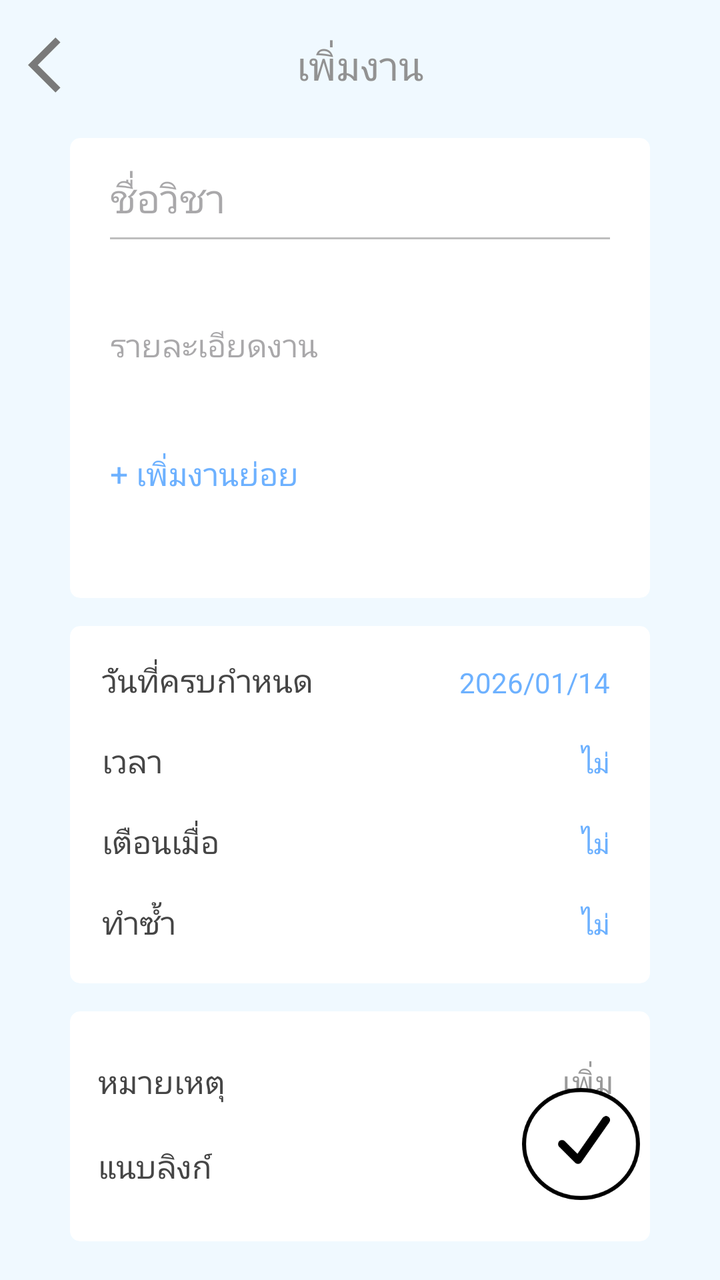
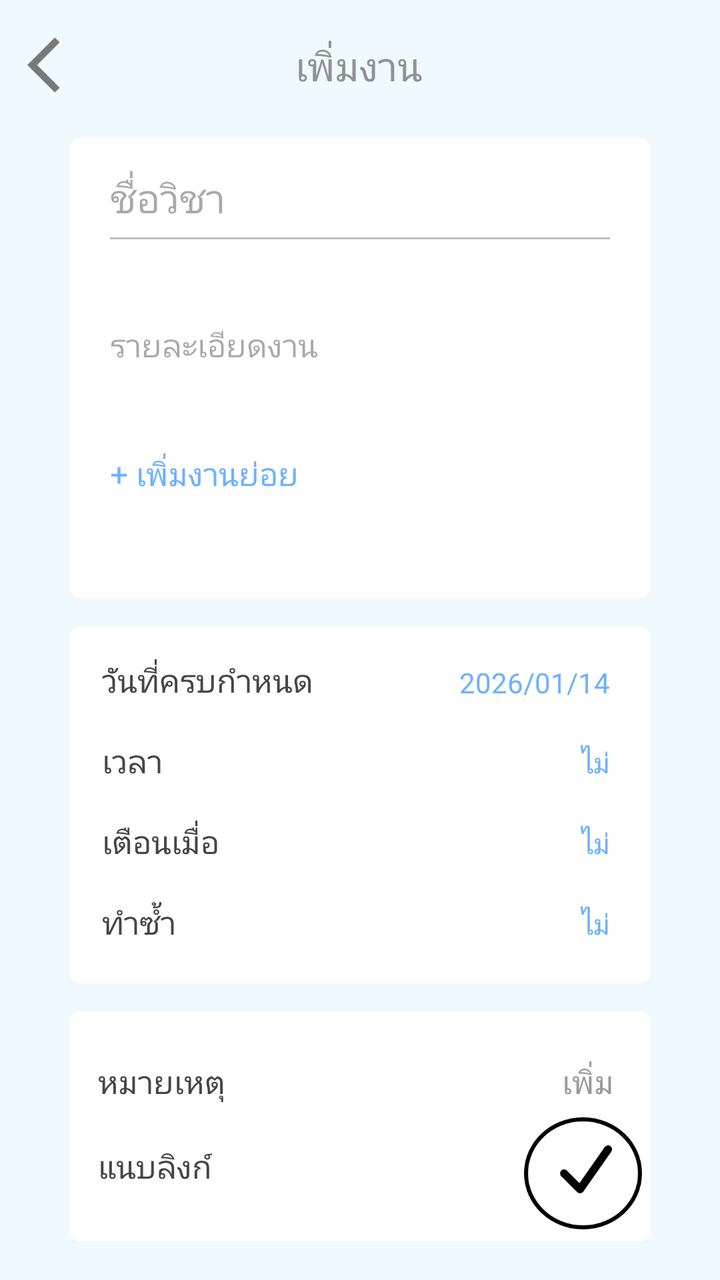

Two renders of the same Android screen: before a commit and after it. Below are the layout's source before the change and the commit's diff.
<!-- AndroidManifest.xml: application theme Theme.Project -->
<!-- res/layout/activity_add_task.xml -->
<?xml version="1.0" encoding="utf-8"?>
<androidx.constraintlayout.widget.ConstraintLayout
        xmlns:android="http://schemas.android.com/apk/res/android"
        xmlns:app="http://schemas.android.com/apk/res-auto"
        android:id="@+id/main"
        android:layout_width="match_parent"
        android:layout_height="match_parent"
        android:background="#F0F9FF">

    
    <ImageView
            android:id="@+id/btnBack"
            android:layout_width="33dp"
            android:layout_height="33dp"
            android:layout_marginStart="14dp"
            android:layout_marginTop="16dp"
            android:src="@drawable/arrow_back_ios_24"
            app:layout_constraintStart_toStartOf="parent"
            app:layout_constraintTop_toTopOf="parent"/>

    
    <TextView
            android:id="@+id/title"
            android:layout_width="wrap_content"
            android:layout_height="wrap_content"
            android:text="เพิ่มงาน"
            android:textSize="20sp"
            android:textColor="#929292"
            app:layout_constraintTop_toTopOf="@id/btnBack"
            app:layout_constraintBottom_toBottomOf="@id/btnBack"
            app:layout_constraintStart_toStartOf="parent"
            app:layout_constraintEnd_toEndOf="parent"/>

    
    <androidx.cardview.widget.CardView
            android:id="@+id/card1"
            android:layout_width="0dp"
            android:layout_height="230dp"
            android:layout_marginStart="35dp"
            android:layout_marginEnd="35dp"
            android:layout_marginTop="20dp"
            app:cardCornerRadius="5dp"
            app:cardElevation="0dp"
            app:cardBackgroundColor="#FFFFFF"
            app:layout_constraintTop_toBottomOf="@id/btnBack"
            app:layout_constraintStart_toStartOf="parent"
            app:layout_constraintEnd_toEndOf="parent">

        <LinearLayout
                android:layout_width="match_parent"
                android:layout_height="match_parent"
                android:orientation="vertical"
                android:paddingStart="20dp"
                android:paddingEnd="20dp"
                android:paddingTop="16dp">

            <EditText
                    android:id="@+id/addProjName"
                    android:layout_width="match_parent"
                    android:layout_height="wrap_content"
                    android:hint="ชื่อวิชา"
                    android:textSize="20sp"
                    android:textColor="#454545"
                    android:background="@android:color/transparent"/>

            <View
                    android:layout_width="match_parent"
                    android:layout_height="1dp"
                    android:layout_marginTop="6dp"
                    android:background="#BEBEBE"/>

            <EditText
                    android:id="@+id/addProjDetail"
                    android:layout_width="match_parent"
                    android:layout_height="wrap_content"
                    android:hint="รายละเอียดงาน"
                    android:textSize="16sp"
                    android:textColor="#9A9A9A"
                    android:layout_marginTop="8dp"
                    android:minHeight="90dp"
                    android:background="@android:color/transparent"/>

            <TextView
                    android:id="@+id/addSubtask"
                    android:layout_width="wrap_content"
                    android:layout_height="wrap_content"
                    android:text="+ เพิ่มงานย่อย"
                    android:textSize="16sp"
                    android:textColor="#6DB1FF"
                    android:layout_marginTop="8dp"/>

            <androidx.recyclerview.widget.RecyclerView
                    android:id="@+id/recyclerSubtask"
                    android:layout_width="match_parent"
                    android:layout_height="wrap_content"
                    android:visibility="gone"/>

        </LinearLayout>

    </androidx.cardview.widget.CardView>

    
    <androidx.cardview.widget.CardView
            android:id="@+id/card2"
            android:layout_width="0dp"
            android:layout_height="wrap_content"
            android:layout_marginStart="35dp"
            android:layout_marginEnd="35dp"
            android:layout_marginTop="14dp"
            app:cardCornerRadius="5dp"
            app:cardElevation="0dp"
            app:cardBackgroundColor="#FFFFFF"
            app:layout_constraintTop_toBottomOf="@id/card1"
            app:layout_constraintStart_toStartOf="parent"
            app:layout_constraintEnd_toEndOf="parent">

        <androidx.constraintlayout.widget.ConstraintLayout
                android:layout_width="match_parent"
                android:layout_height="wrap_content"
                android:padding="16dp">

            
            <TextView
                    android:id="@+id/txtDueLabel"
                    android:layout_width="wrap_content"
                    android:layout_height="wrap_content"
                    android:text="วันที่ครบกำหนด"
                    android:textSize="16sp"
                    android:textColor="#454545"
                    app:layout_constraintStart_toStartOf="parent"
                    app:layout_constraintTop_toTopOf="parent"/>

            <TextView
                    android:id="@+id/txtDueValue"
                    android:layout_width="wrap_content"
                    android:layout_height="wrap_content"
                    android:text="2026/01/14"
                    android:textSize="14sp"
                    android:textColor="#6DB1FF"
                    android:clickable="true"
                    android:focusable="true"
                    android:background="?attr/selectableItemBackgroundBorderless"
                    android:padding="4dp"
                    app:layout_constraintEnd_toEndOf="parent"
                    app:layout_constraintBaseline_toBaselineOf="@id/txtDueLabel"/>

            
            <TextView
                    android:id="@+id/txtTimeLabel"
                    android:layout_width="wrap_content"
                    android:layout_height="wrap_content"
                    android:text="เวลา"
                    android:textSize="16sp"
                    android:textColor="#454545"
                    android:layout_marginTop="18dp"
                    app:layout_constraintStart_toStartOf="parent"
                    app:layout_constraintTop_toBottomOf="@id/txtDueLabel"/>

            <TextView
                    android:id="@+id/txtTimeValue"
                    android:layout_width="wrap_content"
                    android:layout_height="wrap_content"
                    android:text="ไม่"
                    android:textSize="14sp"
                    android:textColor="#6DB1FF"
                    android:clickable="true"
                    android:focusable="true"
                    android:background="?attr/selectableItemBackgroundBorderless"
                    android:padding="4dp"
                    app:layout_constraintEnd_toEndOf="parent"
                    app:layout_constraintBaseline_toBaselineOf="@id/txtTimeLabel"/>

            
            <TextView
                    android:id="@+id/txtNotifyLabel"
                    android:layout_width="wrap_content"
                    android:layout_height="wrap_content"
                    android:text="เตือนเมื่อ"
                    android:textSize="16sp"
                    android:textColor="#454545"
                    android:layout_marginTop="18dp"
                    app:layout_constraintStart_toStartOf="parent"
                    app:layout_constraintTop_toBottomOf="@id/txtTimeLabel"/>

            <TextView
                    android:id="@+id/txtNotifyValue"
                    android:layout_width="wrap_content"
                    android:layout_height="wrap_content"
                    android:text="ไม่"
                    android:textSize="14sp"
                    android:textColor="#6DB1FF"
                    android:clickable="true"
                    android:focusable="true"
                    android:background="?attr/selectableItemBackgroundBorderless"
                    android:padding="4dp"
                    app:layout_constraintEnd_toEndOf="parent"
                    app:layout_constraintBaseline_toBaselineOf="@id/txtNotifyLabel"/>

            
            <TextView
                    android:id="@+id/txtRepeatLabel"
                    android:layout_width="wrap_content"
                    android:layout_height="wrap_content"
                    android:text="ทำซ้ำ"
                    android:textSize="16sp"
                    android:textColor="#454545"
                    android:layout_marginTop="18dp"
                    app:layout_constraintStart_toStartOf="parent"
                    app:layout_constraintTop_toBottomOf="@id/txtNotifyLabel"/>

            <TextView
                    android:id="@+id/txtRepeatValue"
                    android:layout_width="wrap_content"
                    android:layout_height="wrap_content"
                    android:text="ไม่"
                    android:textSize="14sp"
                    android:textColor="#6DB1FF"
                    android:clickable="true"
                    android:focusable="true"
                    android:background="?attr/selectableItemBackgroundBorderless"
                    android:padding="4dp"
                    app:layout_constraintEnd_toEndOf="parent"
                    app:layout_constraintBaseline_toBaselineOf="@id/txtRepeatLabel"/>

        </androidx.constraintlayout.widget.ConstraintLayout>

    </androidx.cardview.widget.CardView>

    
    <androidx.cardview.widget.CardView
            android:id="@+id/card3"
            android:layout_width="0dp"
            android:layout_height="115dp"
            android:layout_marginStart="35dp"
            android:layout_marginEnd="35dp"
            android:layout_marginTop="14dp"
            app:cardCornerRadius="5dp"
            app:cardElevation="0dp"
            app:cardBackgroundColor="#FFFFFF"
            app:layout_constraintTop_toBottomOf="@id/card2"
            app:layout_constraintStart_toStartOf="parent"
            app:layout_constraintEnd_toEndOf="parent">

        <LinearLayout
                android:layout_width="match_parent"
                android:layout_height="match_parent"
                android:orientation="vertical"
                android:padding="14dp">

            
            <androidx.constraintlayout.widget.ConstraintLayout
                    android:layout_width="match_parent"
                    android:layout_height="wrap_content"
                    android:paddingTop="6dp"
                    android:paddingBottom="6dp">

                
                <TextView
                        android:id="@+id/tvNoteLabel"
                        android:layout_width="wrap_content"
                        android:layout_height="wrap_content"
                        android:text="หมายเหตุ"
                        android:textSize="16sp"
                        android:textColor="#454545"
                        app:layout_constraintStart_toStartOf="parent"
                        app:layout_constraintTop_toTopOf="parent"
                        app:layout_constraintBottom_toBottomOf="parent"/>

                
                <TextView
                        android:id="@+id/tvNoteValue"
                        android:layout_width="wrap_content"
                        android:layout_height="wrap_content"
                        android:text="เพิ่ม"
                        android:textSize="16sp"
                        android:textColor="#9A9A9A"
                        android:clickable="true"
                        android:focusable="true"
                        android:padding="4dp"
                        app:layout_constraintEnd_toEndOf="parent"
                        app:layout_constraintTop_toTopOf="parent"
                        app:layout_constraintBottom_toBottomOf="parent"/>
            </androidx.constraintlayout.widget.ConstraintLayout>


            
            <androidx.constraintlayout.widget.ConstraintLayout
                    android:layout_width="match_parent"
                    android:layout_height="wrap_content"
                    android:paddingTop="6dp"
                    android:paddingBottom="6dp">

                
                <TextView
                        android:id="@+id/tvLinkLabel"
                        android:layout_width="wrap_content"
                        android:layout_height="wrap_content"
                        android:text="แนบลิงก์"
                        android:textSize="16sp"
                        android:textColor="#454545"
                        app:layout_constraintStart_toStartOf="parent"
                        app:layout_constraintTop_toTopOf="parent"
                        app:layout_constraintBottom_toBottomOf="parent"/>

                
                <TextView
                        android:id="@+id/tvLinkValue"
                        android:layout_width="wrap_content"
                        android:layout_height="wrap_content"
                        android:text="เพิ่ม"
                        android:textSize="16sp"
                        android:textColor="#9A9A9A"
                        android:clickable="true"
                        android:focusable="true"
                        android:padding="4dp"
                        app:layout_constraintEnd_toEndOf="parent"
                        app:layout_constraintTop_toTopOf="parent"
                        app:layout_constraintBottom_toBottomOf="parent"/>
            </androidx.constraintlayout.widget.ConstraintLayout>

        </LinearLayout>

    </androidx.cardview.widget.CardView>

    
    <ImageView
            android:id="@+id/saveButton"
            android:layout_width="68dp"
            android:layout_height="64dp"
            android:layout_marginEnd="31dp"
            android:layout_marginBottom="40dp"
            android:src="@drawable/ic_check_circle"
            app:layout_constraintBottom_toBottomOf="parent"
            app:layout_constraintEnd_toEndOf="parent"/>

</androidx.constraintlayout.widget.ConstraintLayout>
<!-- resources referenced by this layout -->
<resources>
  <!-- drawable arrow_back_ios_24 (drawable) -->
  <vector xmlns:android="http://schemas.android.com/apk/res/android" android:autoMirrored="true" android:height="24dp" android:tint="#797979" android:viewportHeight="960" android:viewportWidth="960" android:width="24dp">
        
      <path android:fillColor="@android:color/white" android:pathData="M400,880L0,480L400,80L471,151L142,480L471,809L400,880Z"/>
      
  </vector>
  <!-- drawable ic_check_circle (drawable) -->
  <vector xmlns:android="http://schemas.android.com/apk/res/android"
          android:width="68dp"
          android:height="64dp"
          android:viewportWidth="68"
          android:viewportHeight="64">
  
      
      <path
              android:pathData="M29.5,9
                            C45.2899,9 58,21.1368 58,36
                            C58,50.8632 45.2899,63 29.5,63
                            C13.7101,63 1,50.8632 1,36
                            C1,21.1368 13.7101,9 29.5,9 Z"
              android:fillColor="#FFFFFF"
              android:strokeColor="#000000"
              android:strokeWidth="2"/>
  
      
      <path
              android:pathData="M20,36 L28,44 L42,24"
              android:strokeColor="#000000"
              android:strokeWidth="4"
              android:fillColor="@android:color/transparent"
              android:strokeLineCap="round"
              android:strokeLineJoin="round"/>
  
  </vector>
  <style name="Theme.Project" parent="Base.Theme.Project" />
  <style name="Base.Theme.Project" parent="Theme.Material3.DayNight.NoActionBar">
          
          
      </style>
</resources>

<!-- the commit's change to res/layout/activity_add_task.xml (unified diff, before → after) -->
@@ -8,30 +8,35 @@
         android:background="#F0F9FF">
 
     
+
+    
+
     <ImageView
-            android:id="@+id/btnBack"
-            android:layout_width="33dp"
-            android:layout_height="33dp"
-            android:layout_marginStart="14dp"
-            android:layout_marginTop="16dp"
-            android:src="@drawable/arrow_back_ios_24"
-            app:layout_constraintStart_toStartOf="parent"
-            app:layout_constraintTop_toTopOf="parent"/>
+        android:id="@+id/btnBack"
+        android:layout_width="33dp"
+        android:layout_height="33dp"
+        android:layout_marginTop="16dp"
+        android:src="@drawable/arrow_back_ios_24"
+        app:layout_constraintEnd_toEndOf="parent"
+        app:layout_constraintHorizontal_bias="0.042"
+        app:layout_constraintStart_toStartOf="parent"
+        app:layout_constraintTop_toTopOf="parent" />
 
     
     <TextView
-            android:id="@+id/title"
-            android:layout_width="wrap_content"
-            android:layout_height="wrap_content"
-            android:text="เพิ่มงาน"
-            android:textSize="20sp"
-            android:textColor="#929292"
-            app:layout_constraintTop_toTopOf="@id/btnBack"
-            app:layout_constraintBottom_toBottomOf="@id/btnBack"
-            app:layout_constraintStart_toStartOf="parent"
-            app:layout_constraintEnd_toEndOf="parent"/>
-
-    
+        android:id="@+id/title"
+        android:layout_width="wrap_content"
+        android:layout_height="wrap_content"
+        android:text="เพิ่มงาน"
+        android:textColor="#929292"
+        android:textSize="20sp"
+        app:layout_constraintBottom_toBottomOf="parent"
+        app:layout_constraintEnd_toEndOf="parent"
+        app:layout_constraintHorizontal_bias="0.498"
+        app:layout_constraintStart_toStartOf="parent"
+        app:layout_constraintTop_toTopOf="@id/btnBack"
+        app:layout_constraintVertical_bias="0.005" />
+
     <androidx.cardview.widget.CardView
             android:id="@+id/card1"
             android:layout_width="0dp"
@@ -47,53 +52,53 @@
             app:layout_constraintEnd_toEndOf="parent">
 
         <LinearLayout
-                android:layout_width="match_parent"
-                android:layout_height="match_parent"
-                android:orientation="vertical"
-                android:paddingStart="20dp"
-                android:paddingEnd="20dp"
-                android:paddingTop="16dp">
+            android:layout_width="match_parent"
+            android:layout_height="match_parent"
+            android:orientation="vertical"
+            android:paddingStart="20dp"
+            android:paddingTop="16dp"
+            android:paddingEnd="20dp">
 
             <EditText
-                    android:id="@+id/addProjName"
-                    android:layout_width="match_parent"
-                    android:layout_height="wrap_content"
-                    android:hint="ชื่อวิชา"
-                    android:textSize="20sp"
-                    android:textColor="#454545"
-                    android:background="@android:color/transparent"/>
+                android:id="@+id/addProjName"
+                android:layout_width="match_parent"
+                android:layout_height="wrap_content"
+                android:background="@android:color/transparent"
+                android:hint="ชื่อวิชา"
+                android:textColor="#454545"
+                android:textSize="20sp" />
 
             <View
-                    android:layout_width="match_parent"
-                    android:layout_height="1dp"
-                    android:layout_marginTop="6dp"
-                    android:background="#BEBEBE"/>
+                android:layout_width="match_parent"
+                android:layout_height="1dp"
+                android:layout_marginTop="6dp"
+                android:background="#BEBEBE" />
 
             <EditText
-                    android:id="@+id/addProjDetail"
-                    android:layout_width="match_parent"
-                    android:layout_height="wrap_content"
-                    android:hint="รายละเอียดงาน"
-                    android:textSize="16sp"
-                    android:textColor="#9A9A9A"
-                    android:layout_marginTop="8dp"
-                    android:minHeight="90dp"
-                    android:background="@android:color/transparent"/>
-
-            <TextView
-                    android:id="@+id/addSubtask"
-                    android:layout_width="wrap_content"
-                    android:layout_height="wrap_content"
-                    android:text="+ เพิ่มงานย่อย"
-                    android:textSize="16sp"
-                    android:textColor="#6DB1FF"
-                    android:layout_marginTop="8dp"/>
+                android:id="@+id/addProjDetail"
+                android:layout_width="match_parent"
+                android:layout_height="wrap_content"
+                android:layout_marginTop="8dp"
+                android:background="@android:color/transparent"
+                android:hint="รายละเอียดงาน"
+                android:minHeight="90dp"
+                android:textColor="#9A9A9A"
+                android:textSize="16sp" />
+
+            <TextView
+                android:id="@+id/addSubtask"
+                android:layout_width="wrap_content"
+                android:layout_height="wrap_content"
+                android:layout_marginTop="8dp"
+                android:text="+ เพิ่มงานย่อย"
+                android:textColor="#6DB1FF"
+                android:textSize="16sp" />
 
             <androidx.recyclerview.widget.RecyclerView
-                    android:id="@+id/recyclerSubtask"
-                    android:layout_width="match_parent"
-                    android:layout_height="wrap_content"
-                    android:visibility="gone"/>
+                android:id="@+id/recyclerSubtask"
+                android:layout_width="match_parent"
+                android:layout_height="wrap_content"
+                android:visibility="gone" />
 
         </LinearLayout>
 
@@ -324,13 +329,15 @@
 
     
     <ImageView
-            android:id="@+id/saveButton"
-            android:layout_width="68dp"
-            android:layout_height="64dp"
-            android:layout_marginEnd="31dp"
-            android:layout_marginBottom="40dp"
-            android:src="@drawable/ic_check_circle"
-            app:layout_constraintBottom_toBottomOf="parent"
-            app:layout_constraintEnd_toEndOf="parent"/>
+        android:id="@+id/saveButton"
+        android:layout_width="68dp"
+        android:layout_height="64dp"
+        android:src="@drawable/ic_check_circle"
+        app:layout_constraintBottom_toBottomOf="parent"
+        app:layout_constraintEnd_toEndOf="parent"
+        app:layout_constraintHorizontal_bias="0.897"
+        app:layout_constraintStart_toStartOf="parent"
+        app:layout_constraintTop_toTopOf="parent"
+        app:layout_constraintVertical_bias="0.956" />
 
 </androidx.constraintlayout.widget.ConstraintLayout>
